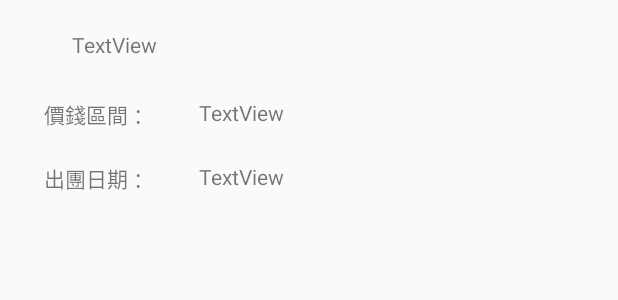
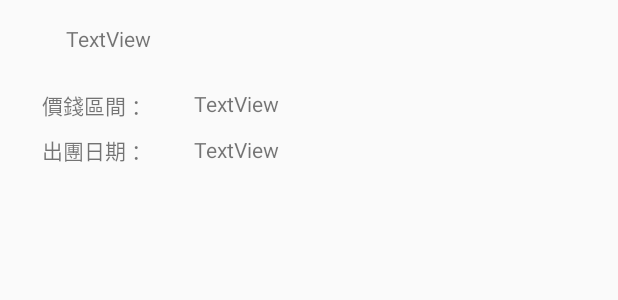
Before and after one commit to Jacksonacc877/OopTravelApp, an Android app: the layout listview_forsearch.xml on its own in the app's theme, with its tools: preview values and no code run, on a phone screen of 412 x 824 dp. Shown: the top 300 px of the screen. Run offline under Robolectric (Android 15) with nearby library versions, the phone set to English and light mode, and no system bars; network calls fail.

Commit message:
run run  runnig horse

```diff
--- a/app/src/main/java/com/example/oop_travel_app/search_related/Search_Result_SameTitle.java
+++ b/app/src/main/java/com/example/oop_travel_app/search_related/Search_Result_SameTitle.java
@@ -52,6 +52,7 @@ public class Search_Result_SameTitle extends AppCompatActivity {
 
         TextView SRListdate = (TextView)findViewById(R.id.trip_region_Userin);
         SRListdate.setText(region_User_input);
+        SRListdate.setSelected(true);
 
 
         fsh=new FirestoreHelper();
--- a/app/src/main/java/com/example/oop_travel_app/search_related/Trip_DetailwithBooking.java
+++ b/app/src/main/java/com/example/oop_travel_app/search_related/Trip_DetailwithBooking.java
@@ -58,7 +58,8 @@ public class Trip_DetailwithBooking extends AppCompatActivity {
         TextView ID = (TextView)findViewById(R.id.search_result_id);
         ID.setText("ID : "+id);
         TextView tripname = (TextView)findViewById(R.id.search_result_tripname);
-        tripname.setText("行程名稱 : "+title);
+        tripname.setText(title);
+        tripname.setSelected(true);
         TextView price = (TextView)findViewById(R.id.search_result_price);
         price.setText("價錢 : "+Price);
         TextView startdate = (TextView)findViewById(R.id.search_result_startdate);
--- a/app/src/main/java/com/example/oop_travel_app/search_related/listview_forsearch.java
+++ b/app/src/main/java/com/example/oop_travel_app/search_related/listview_forsearch.java
@@ -49,6 +49,7 @@ public class listview_forsearch extends BaseAdapter {
             convertView= LayoutInflater.from(context).inflate(R.layout.listview_forsearch, parent,false);
             holder =new ViewHolder();
             holder.triptitle=(TextView)convertView.findViewById(R.id.search_initialresult);
+            holder.triptitle.setSelected(true);
             holder.priceinterval=(TextView)convertView.findViewById(R.id.actual_price);
             holder.dateinterval=(TextView)convertView.findViewById(R.id.actual_date);
 
--- a/app/src/main/res/layout/activity_search__resultsametitle.xml
+++ b/app/src/main/res/layout/activity_search__resultsametitle.xml
@@ -14,6 +14,10 @@
         android:layout_marginTop="50dp"
         android:text="TextView"
         android:textSize="20sp"
+        android:ellipsize="marquee"
+        android:marqueeRepeatLimit="marquee_forever"
+        android:scrollHorizontally="true"
+        android:singleLine="true"
         app:layout_constraintEnd_toEndOf="parent"
         app:layout_constraintHorizontal_bias="0.5"
         app:layout_constraintStart_toStartOf="parent"
--- a/app/src/main/res/layout/activity_tripdetailwithbooking.xml
+++ b/app/src/main/res/layout/activity_tripdetailwithbooking.xml
@@ -34,17 +34,21 @@
         app:layout_constraintTop_toBottomOf="@+id/detail_title">
 
         <TextView
+            android:id="@+id/search_result_tripname"
+            android:layout_width="match_parent"
+            android:layout_height="wrap_content"
+            android:ellipsize="marquee"
+            android:marqueeRepeatLimit="marquee_forever"
+            android:scrollHorizontally="true"
+            android:singleLine="true"
+            android:text="TextView"
+            android:textSize="20sp" />
+
+        <TextView
             android:id="@+id/search_result_id"
             android:layout_width="match_parent"
             android:layout_height="wrap_content"
             android:text="@string/search_result_info"
-            android:textSize="20sp" />
-
-        <TextView
-            android:id="@+id/search_result_tripname"
-            android:layout_width="match_parent"
-            android:layout_height="wrap_content"
-            android:text="TextView"
             android:textSize="20sp" />
 
         <TextView
--- a/app/src/main/res/layout/listview_forsearch.xml
+++ b/app/src/main/res/layout/listview_forsearch.xml
@@ -3,50 +3,35 @@
     xmlns:app="http://schemas.android.com/apk/res-auto"
     xmlns:tools="http://schemas.android.com/tools"
     android:layout_width="match_parent"
-    android:layout_height="200dp"
+    android:layout_height="120dp"
     tools:context=".search_related.listview_forsearch">
 
     <TextView
         android:id="@+id/search_initialresult"
         android:layout_width="wrap_content"
         android:layout_height="wrap_content"
-        android:layout_marginStart="48dp"
-        android:layout_marginLeft="48dp"
-        android:layout_marginTop="20dp"
+        android:layout_marginStart="44dp"
+        android:layout_marginLeft="44dp"
+        android:layout_marginTop="16dp"
+        android:ellipsize="marquee"
+        android:marqueeRepeatLimit="marquee_forever"
+        android:scrollHorizontally="true"
+        android:singleLine="true"
         android:text="TextView"
+
         app:layout_constraintStart_toStartOf="parent"
         app:layout_constraintTop_toTopOf="parent" />
-
-    <TextView
-        android:id="@+id/price_interval"
-        android:layout_width="wrap_content"
-        android:layout_height="wrap_content"
-        android:layout_marginStart="29dp"
-        android:layout_marginLeft="29dp"
-        android:layout_marginTop="26dp"
-        android:text="@string/searchtrip_priceinterval"
-        app:layout_constraintStart_toStartOf="parent"
-        app:layout_constraintTop_toBottomOf="@+id/search_initialresult" />
-
-    <TextView
-        android:id="@+id/actual_price"
-        android:layout_width="wrap_content"
-        android:layout_height="wrap_content"
-        android:layout_marginStart="30dp"
-        android:layout_marginLeft="30dp"
-        android:layout_marginTop="26dp"
-        android:text="TextView"
-        app:layout_constraintStart_toEndOf="@+id/price_interval"
-        app:layout_constraintTop_toBottomOf="@+id/search_initialresult" />
 
     <TextView
         android:id="@+id/actual_date"
         android:layout_width="wrap_content"
         android:layout_height="wrap_content"
-        android:layout_marginStart="30dp"
-        android:layout_marginLeft="30dp"
-        android:layout_marginTop="23dp"
+        android:layout_marginStart="28dp"
+        android:layout_marginLeft="28dp"
+        android:layout_marginTop="12dp"
+        android:layout_marginBottom="11dp"
         android:text="TextView"
+        app:layout_constraintBottom_toBottomOf="parent"
         app:layout_constraintStart_toEndOf="@+id/date_interval"
         app:layout_constraintTop_toBottomOf="@+id/actual_price" />
 
@@ -54,11 +39,35 @@
         android:id="@+id/date_interval"
         android:layout_width="wrap_content"
         android:layout_height="wrap_content"
-        android:layout_marginStart="29dp"
-        android:layout_marginLeft="29dp"
-        android:layout_marginTop="23dp"
+        android:layout_marginStart="28dp"
+        android:layout_marginLeft="28dp"
+        android:layout_marginTop="12dp"
+        android:layout_marginBottom="11dp"
         android:text="@string/searchtrip_dateinterval"
+        app:layout_constraintBottom_toBottomOf="parent"
         app:layout_constraintStart_toStartOf="parent"
         app:layout_constraintTop_toBottomOf="@+id/actual_price" />
 
+    <TextView
+        android:id="@+id/actual_price"
+        android:layout_width="wrap_content"
+        android:layout_height="wrap_content"
+        android:layout_marginStart="28dp"
+        android:layout_marginLeft="28dp"
+        android:layout_marginTop="24dp"
+        android:text="TextView"
+        app:layout_constraintStart_toEndOf="@+id/price_interval"
+        app:layout_constraintTop_toBottomOf="@+id/search_initialresult" />
+
+    <TextView
+        android:id="@+id/price_interval"
+        android:layout_width="wrap_content"
+        android:layout_height="wrap_content"
+        android:layout_marginStart="28dp"
+        android:layout_marginLeft="28dp"
+        android:layout_marginTop="24dp"
+        android:text="@string/searchtrip_priceinterval"
+        app:layout_constraintStart_toStartOf="parent"
+        app:layout_constraintTop_toBottomOf="@+id/search_initialresult" />
+
 </androidx.constraintlayout.widget.ConstraintLayout>
```
